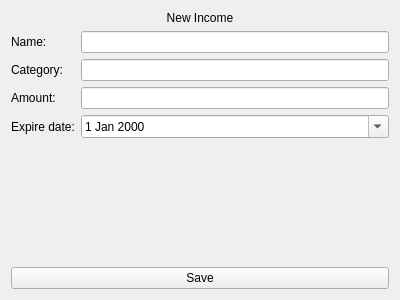
Old version of the form src/Client/View/MainPage/Income/IncomeCreateSubPage/IncomeCreateSubPage.ui in the repository iodream/Spend-Note.
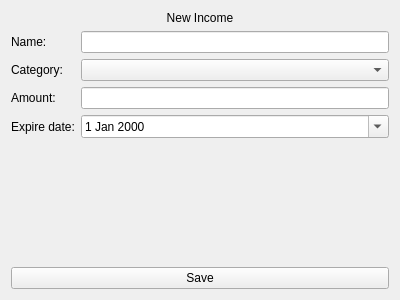
New version of the form.

Commit message: Add UI for incomes category

```diff
--- a/src/Client/View/MainPage/Income/IncomeCreateSubPage/IncomeCreateSubPage.ui
+++ b/src/Client/View/MainPage/Income/IncomeCreateSubPage/IncomeCreateSubPage.ui
@@ -43,9 +43,6 @@
        </property>
       </widget>
      </item>
-     <item row="1" column="1">
-      <widget class="QLineEdit" name="CategoryLineEdit"/>
-     </item>
      <item row="2" column="0">
       <widget class="QLabel" name="label_3">
        <property name="text">
@@ -70,6 +67,9 @@
        </property>
       </widget>
      </item>
+     <item row="1" column="1">
+      <widget class="QComboBox" name="Category"/>
+     </item>
     </layout>
    </item>
    <item>
```
The commit also changes 7 other files.
